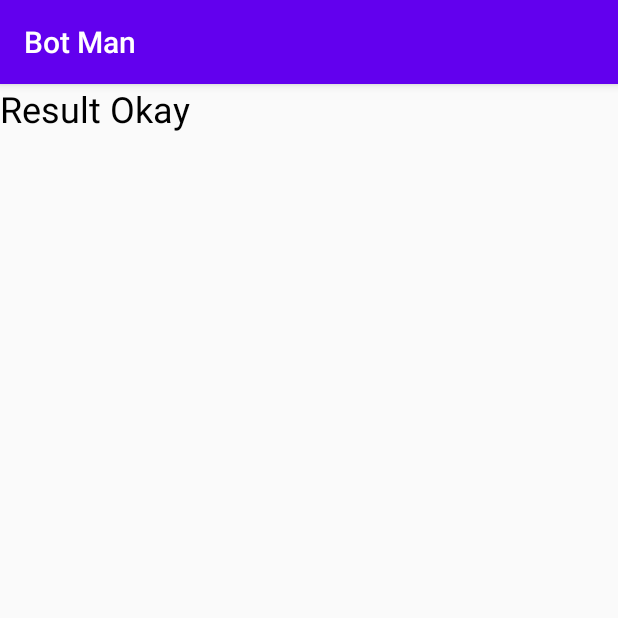
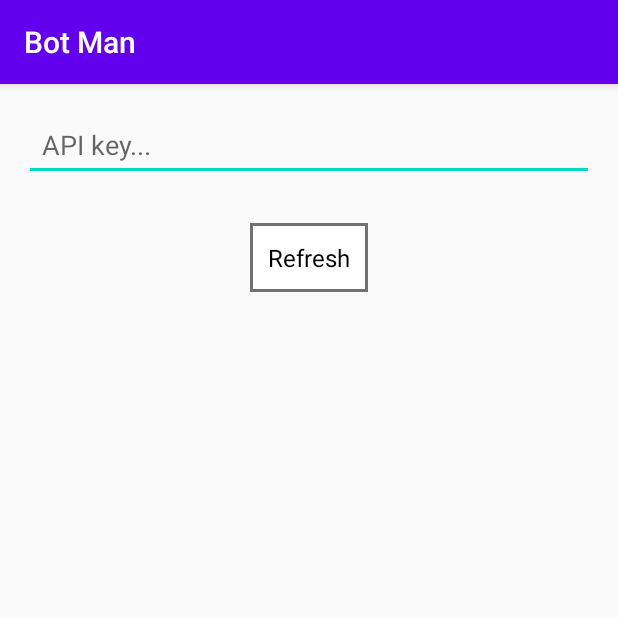
Before and after one commit to prasan29/BotMan, an Android app: the screen it shows after launch (MainActivity), on a phone screen of 412 x 824 dp, the top half of it. Run offline under Robolectric (Android 15) with nearby library versions, the phone set to English and light mode, and no system bars; our stand-ins replace data binding.

```diff
--- a/app/src/main/AndroidManifest.xml
+++ b/app/src/main/AndroidManifest.xml
@@ -1,6 +1,8 @@
 <?xml version="1.0" encoding="utf-8"?>
 <manifest xmlns:android="http://schemas.android.com/apk/res/android"
     package="com.bot.man">
+
+    <uses-permission android:name="android.permission.INTERNET" />
 
     <application
         android:allowBackup="true"
--- a/app/src/main/java/com/bot/man/view/activity/MainActivity.java
+++ b/app/src/main/java/com/bot/man/view/activity/MainActivity.java
@@ -10,19 +10,17 @@ import com.bot.man.R;
 import com.bot.man.databinding.ActivityMainBinding;
 import com.bot.man.viewmodel.MainViewModel;
 
-public class MainActivity
-		extends AppCompatActivity {
+public class MainActivity extends AppCompatActivity {
 
 	ActivityMainBinding mBinding;
 
-	@Override protected void onCreate(Bundle savedInstanceState) {
+	@Override
+	protected void onCreate(Bundle savedInstanceState) {
 		super.onCreate(savedInstanceState);
 		mBinding = DataBindingUtil.setContentView(this, R.layout.activity_main);
 		MainViewModel viewModel =
 				ViewModelProviders.of(this).get(MainViewModel.class);
 
-		viewModel.initiate();
-
 		mBinding.setViewModel(viewModel);
 		mBinding.setLifecycleOwner(this);
 	}
--- a/app/src/main/java/com/bot/man/viewmodel/MainViewModel.java
+++ b/app/src/main/java/com/bot/man/viewmodel/MainViewModel.java
@@ -1,39 +1,38 @@
 package com.bot.man.viewmodel;
 
 import android.view.View;
-import android.widget.Toast;
 
 import androidx.lifecycle.MutableLiveData;
 import androidx.lifecycle.ViewModel;
 
+import com.bot.man.model.Repository;
 import com.bot.man.model.data.Response;
-import com.bot.man.model.data.Result;
 import com.bot.man.view.adapter.MainAdapter;
 
-import java.util.ArrayList;
+public class MainViewModel extends ViewModel {
+	public MutableLiveData<String> mApiKey = new MutableLiveData<>();
+	private MutableLiveData<MainAdapter> mAdapter = new MutableLiveData<>();
+	public View.OnClickListener mOnResultClick = view -> initiateFetch();
 
-public class MainViewModel
-		extends ViewModel {
-	public MutableLiveData<Boolean> mIsResultOkay = new MutableLiveData<>();
-	public View.OnClickListener mOnResultClick = new View.OnClickListener() {
-		@Override public void onClick(View view) {
-			Toast.makeText(view.getContext(), "" + !mIsResultOkay.getValue(),
-			               Toast.LENGTH_SHORT).show();
-			mIsResultOkay.setValue(!mIsResultOkay.getValue());
-		}
-	};
-	private MutableLiveData<MainAdapter> mAdapter = new MutableLiveData<>();
+	public void initiateFetch() {
+		// TODO: Call API and when the response comes, set the Adapter.
+		MainAdapter mainAdapter = new MainAdapter();
 
-	public void initiate() {
-		// Call API and when the response comes, set the Adapter.
-		MainAdapter mainAdapter = new MainAdapter();
-		ArrayList<Result> dummyList = new ArrayList<>();
-		mainAdapter.setResponse(new Response(true, dummyList));
-		mIsResultOkay.setValue(true);
+		String API_KEY = mApiKey.getValue();
+
+		Repository.getInstance().fetchAPI(response -> {
+			mainAdapter.setResponse(response);
+			mApiKey.setValue("");
+		}, API_KEY);
+
 		mAdapter.setValue(mainAdapter);
 	}
 
 	public MutableLiveData<MainAdapter> getAdapter() {
 		return mAdapter;
 	}
+
+	public interface OnResultListener {
+		void onUpdateChanged(Response response);
+	}
 }
--- a/app/src/main/java/com/bot/man/viewmodel/ResponseItemViewModel.kt
+++ b/app/src/main/java/com/bot/man/viewmodel/ResponseItemViewModel.kt
@@ -5,7 +5,7 @@ import androidx.lifecycle.ViewModel
 
 class ResponseItemViewModel : ViewModel() {
     var mFromName = MutableLiveData<String>()
-    var mUserName = MutableLiveData<String>()
+    var mMessage = MutableLiveData<String>()
     var mDate = MutableLiveData<String>()
     var mUpdateId = MutableLiveData<String>()
 }
--- /dev/null
+++ b/app/src/main/res/drawable-v24/border.xml
@@ -0,0 +1,8 @@
+<?xml version="1.0" encoding="utf-8"?>
+<shape xmlns:android="http://schemas.android.com/apk/res/android"
+    android:shape="rectangle">
+    <solid android:color="@android:color/white" />
+    <stroke
+        android:width="2dip"
+        android:color="#717171" />
+</shape>
--- a/app/src/main/res/layout/activity_main.xml
+++ b/app/src/main/res/layout/activity_main.xml
@@ -16,17 +16,30 @@
         android:orientation="vertical"
         tools:context=".view.activity.MainActivity">
 
-        <TextView
+        <EditText
             android:layout_width="match_parent"
             android:layout_height="wrap_content"
+            android:layout_margin="16dp"
+            android:hint="API key..."
+            android:padding="12dp"
+            android:text="@={viewModel.mApiKey}" />
+
+        <TextView
+            android:layout_width="wrap_content"
+            android:layout_height="wrap_content"
+            android:layout_gravity="center"
+            android:layout_margin="12dp"
+            android:background="@drawable/border"
             android:onClick="@{viewModel.mOnResultClick}"
-            android:text="@{viewModel.mIsResultOkay == true ? @string/result_okay : @string/result_fail }"
+            android:padding="12dp"
+            android:text="Refresh"
             android:textColor="#000000"
-            android:textSize="24sp" />
+            android:textSize="16sp" />
 
         <androidx.recyclerview.widget.RecyclerView
             android:layout_width="match_parent"
             android:layout_height="wrap_content"
+            android:layout_margin="4dp"
             app:layoutManager="androidx.recyclerview.widget.LinearLayoutManager"
             tools:adapter="@{viewModel.adapter}" />
     </LinearLayout>
```
Also changed, not shown: app/build.gradle (+12 -4 lines), app/src/main/java/com/bot/man/api/APIWrapper.java (added, +11 -0 lines), app/src/main/java/com/bot/man/api/ApiHandler.java (+56 -2 lines), app/src/main/java/com/bot/man/api/Helper.java (added, +22 -0 lines), app/src/main/java/com/bot/man/model/Repository.java (+10 -1 lines), app/src/main/java/com/bot/man/model/data/Response.kt (deleted, +0 -34 lines), app/src/main/java/com/bot/man/view/adapter/MainAdapter.java (+25 -13 lines), app/src/main/res/layout/item_response.xml (+80 -6 lines).
